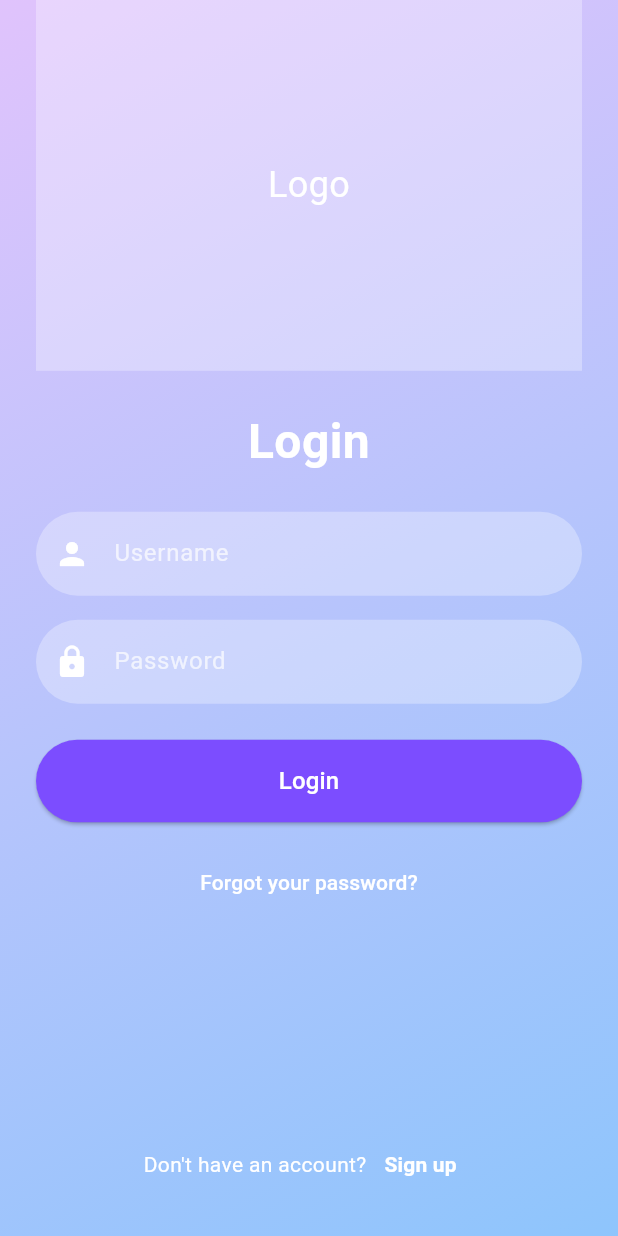
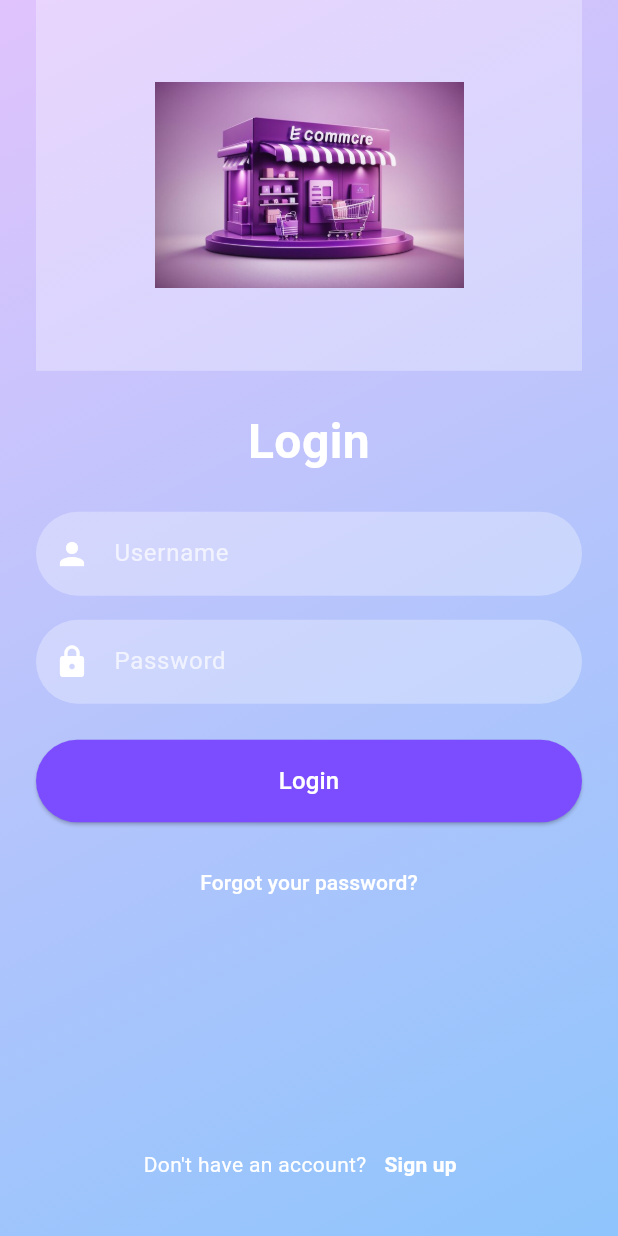
Before and after one commit to Eizen94/uts_2023130033, a Flutter app: the screen it shows after launch, on a phone screen of 412 x 824 dp. Run offline on Flutter 3.47's test engine with Material 3 defaults, Android fonts, the phone set to English and light mode, and no system bars.

Commit message:
Project untuk UTS PPB - Nikolaus Franz - 2023130033

```diff
--- a/lib/login_screen.dart
+++ b/lib/login_screen.dart
@@ -50,12 +50,16 @@ class _LoginScreenState extends State<LoginScreen> {
                         children: [
                           Container(
                             height: MediaQuery.of(context).size.height * 0.3,
-                            color: Colors.white.withOpacity(0.3),
-                            child: const Center(
-                              child: Text(
-                                'Logo',
-                                style: TextStyle(
-                                    color: Colors.white, fontSize: 24),
+                            decoration: BoxDecoration(
+                              color: Colors.white.withOpacity(0.3),
+                            ),
+                            child: Center(
+                              child: Image.asset(
+                                'assets/images/Logo.jpg',
+                                fit: BoxFit.contain,
+                                width: MediaQuery.of(context).size.width * 0.5,
+                                height:
+                                    MediaQuery.of(context).size.height * 0.2,
                               ),
                             ),
                           ),
```
Also changed, not shown: assets/images/Logo.jpg (renamed from assets/images/elegant-ecommerce-3d-purple-store-icon-online-shopping-bliss_1031523-6832.jpg).
